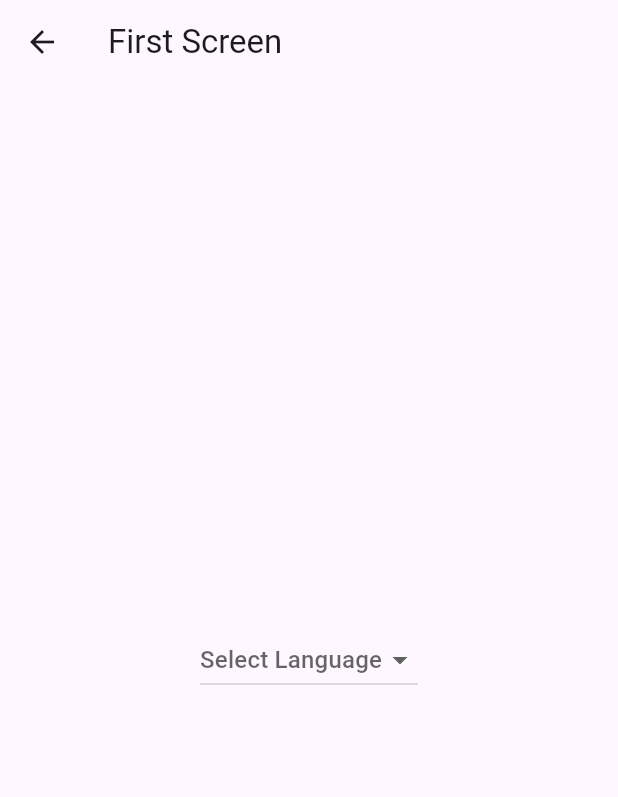
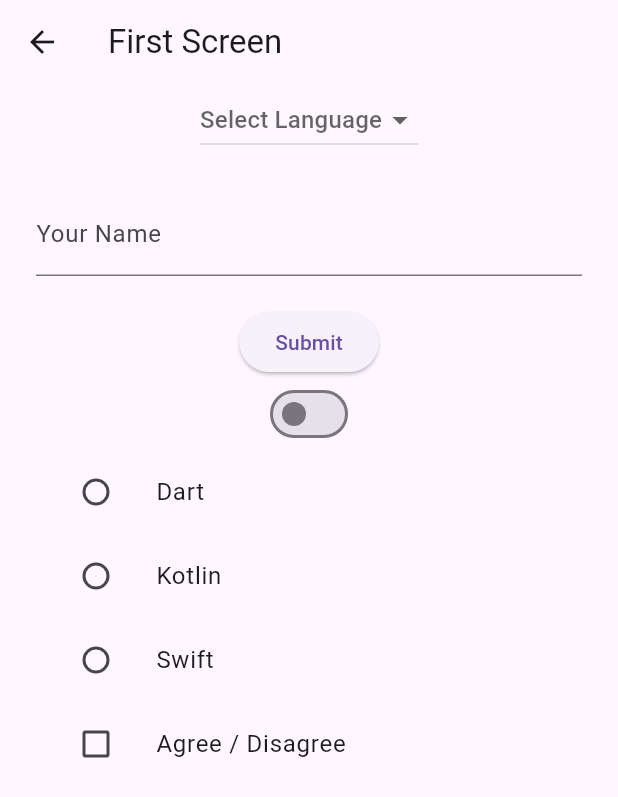
Before and after one commit to AsrulHidayat/flutter_app, a Flutter app: the FirstScreen screen opened directly, on a phone screen of 412 x 824 dp. Shown: the top 797 px of the screen. Run offline on Flutter 3.47's test engine with Material 3 defaults, Android fonts, the phone set to English and light mode, and no system bars.

Commit message:
Belajar : Input Widget

```diff
--- a/lib/main.dart
+++ b/lib/main.dart
@@ -142,6 +142,16 @@ class FirstScreen extends StatefulWidget {
 
 class _FirstScreenState extends State<FirstScreen> {
   String? language;
+  String _name = '';
+  bool lighton = false;
+  bool agree = false;
+  TextEditingController _controller = TextEditingController();
+
+  @override
+  void dispose() {
+    _controller.dispose();
+    super.dispose();
+  }
 
   @override
   Widget build(BuildContext context) {
@@ -150,7 +160,9 @@ class _FirstScreenState extends State<FirstScreen> {
         title: const Text('First Screen'),
       ),
       body: Center(
-        child: DropdownButton<String>(
+        child: Column (
+          children: [
+             DropdownButton<String>(
               items: const <DropdownMenuItem<String>>[
                 DropdownMenuItem<String>(
                   value: 'Dart',
@@ -173,6 +185,118 @@ class _FirstScreenState extends State<FirstScreen> {
                 });
               },
             ),
+             Padding(
+              padding: const EdgeInsets.all(24.0), // Ubah nilai sesuai kebutuhan
+              child: Column(
+                children: [
+                TextField(
+                  // onChanged: (String value) { // Parameter onChanged berisi sebuah fungsi yang akan dipanggil setiap terjadi perubahan inputan pada TextField.
+                    decoration: const InputDecoration(
+                      hintText: 'Write your name here...',
+                      labelText: 'Your Name',
+                     ),
+                    onChanged: (String value){
+                      setState(() {
+                        _name = value;
+                      });
+                    },
+                ),
+                const SizedBox(height: 20,),
+                ElevatedButton(
+                    child: const Text('Submit'),
+                    onPressed: (){
+                      showDialog(
+                          context: context,
+                          builder: (context){
+                            return AlertDialog(
+                              content: Text('Hello, $_name'),
+                            );
+                          });
+                       },
+                ),
+                Switch(
+                    value: lighton,
+                    onChanged: (bool value){
+                      setState(() {
+                        lighton = value;
+                      });
+
+                      ScaffoldMessenger.of(context).showSnackBar(
+                          SnackBar(
+                            content: Text(lighton? 'light on' : 'light off'),
+                            duration: Duration(seconds: 1),
+                          ),
+                      );
+                    }
+                ),
+                Column(
+                  mainAxisSize: MainAxisSize.min,
+                  children: <Widget>[
+                    ListTile(
+                      leading: Radio<String>(
+                          value: 'Dart',
+                          groupValue: language,
+                          onChanged: (String? value){
+                            setState(() {
+                              language = value;
+                              showSnackbar();
+                            });
+                          },
+                      ),
+                      title: Text('Dart'),
+                    ),
+                    ListTile(
+                      leading: Radio<String>(
+                        value: 'Kotlin',
+                        groupValue: language,
+                        onChanged: (String? value){
+                          setState(() {
+                            language = value;
+                            showSnackbar();
+                          });
+                        },
+                      ),
+                      title: Text('Kotlin'),
+                    ),
+                    ListTile(
+                      leading: Radio<String>(
+                        value: 'Swift',
+                        groupValue: language,
+                        onChanged: (String? value){
+                          setState(() {
+                            language = value;
+                            showSnackbar();
+                          });
+                        },
+                      ),
+                      title: Text('Swift'),
+                    ),
+                  ],
+                ),
+                ListTile(
+                  leading: Checkbox(
+                      value: agree,
+                      onChanged: (bool? value) {
+                        setState(() {
+                          agree = value!;
+                        });
+                      },
+                  ),
+                  title: Text('Agree / Disagree'),
+                ),
+                ],
+              ),
+            ),
+          ],
+        ),
+      ),
+    );
+  }
+  void showSnackbar() {
+    ScaffoldMessenger.of(context).showSnackBar(
+    SnackBar(
+    content: Text('$language selected'),
+    duration: Duration(seconds: 1) ,
     ),
     );
   }
```
Lines whose indentation alone changed are shown as unchanged.
